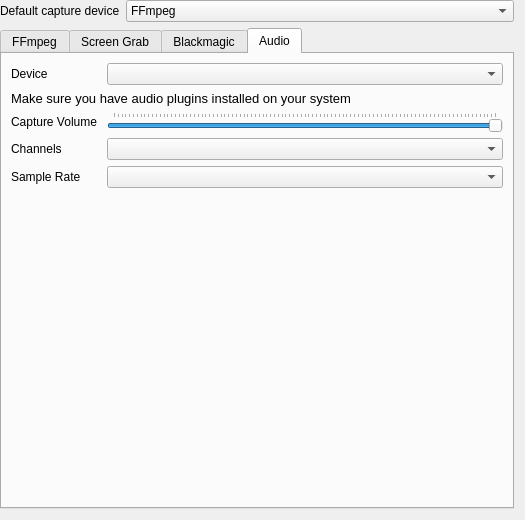
This is src/ui/configcapture_ui.ui in KDE/kdenlive as Qt 5 draws it before an edit. The edited form follows.
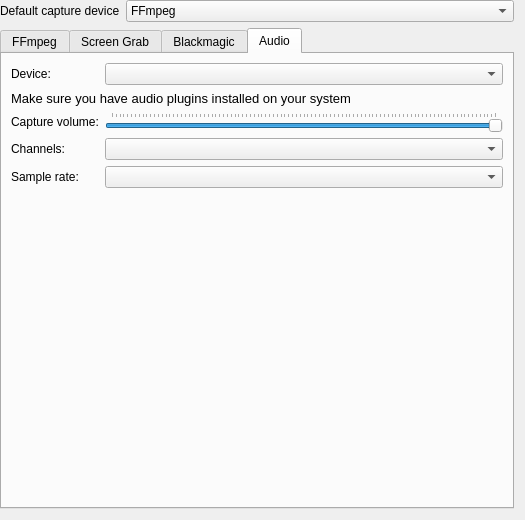
This is the edited form. The open tabs and pages were chosen to show the change.

Diff of the .ui file:
```diff
--- a/src/ui/configcapture_ui.ui
+++ b/src/ui/configcapture_ui.ui
@@ -547,14 +547,14 @@
        <item row="5" column="0">
         <widget class="QLabel" name="label_5">
          <property name="text">
-          <string>Sample Rate</string>
+          <string>Sample rate:</string>
          </property>
         </widget>
        </item>
        <item row="3" column="0">
         <widget class="QLabel" name="label_2">
          <property name="text">
-          <string>Capture Volume </string>
+          <string>Capture volume:</string>
          </property>
         </widget>
        </item>
@@ -574,7 +574,7 @@
        <item row="4" column="0">
         <widget class="QLabel" name="label_3">
          <property name="text">
-          <string>Channels</string>
+          <string>Channels:</string>
          </property>
         </widget>
        </item>
@@ -615,7 +615,7 @@
        <item row="1" column="0">
         <widget class="QLabel" name="label_33">
          <property name="text">
-          <string>Device</string>
+          <string>Device:</string>
          </property>
         </widget>
        </item>
```
Left out of the diff: 6 changed lines with no effect on the pictures.
